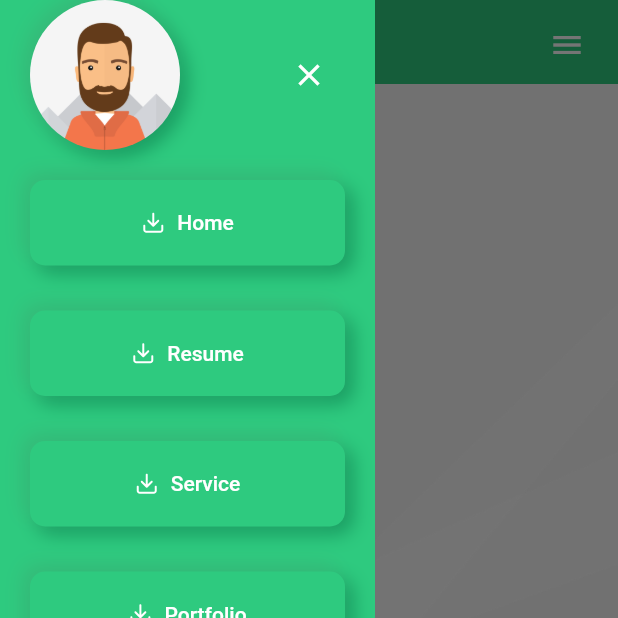
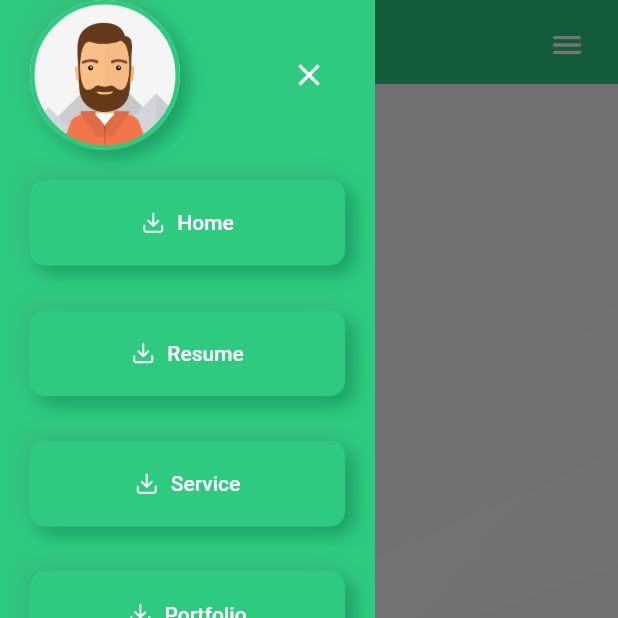
Before and after one commit to AbdullahAlMamun12/SoftwareDeveloperPortfolio, a Flutter app: the screen it shows after launch, with the side drawer open, on a phone screen of 412 x 824 dp, the top half of it. Run offline on Flutter 3.47's test engine with Material 2 defaults, Android fonts, the phone set to English and light mode, and no system bars; our stand-ins replace get, websafe_svg.

Commit message:
Initial Commit

```diff
--- a/lib/screens/components/side_menu.dart
+++ b/lib/screens/components/side_menu.dart
@@ -26,14 +26,19 @@ class SideMenu extends StatelessWidget {
             children: [
               Row(
                 children: [
-                  Container(decoration:const BoxDecoration(
+                  Container(decoration: BoxDecoration(
                     shape:BoxShape.circle,
                     // borderRadius: BorderRadius.circular(100),
-                    image:  DecorationImage(
+                    image: const DecorationImage(
                       image: AssetImage(
                         "assets/images/photo.png",),
                       fit: BoxFit.cover,
                     ),
+                    border: Border.all(
+                    width: 3,
+                    color: cMainColor,
+                    style: BorderStyle.solid,
+                  ),
                   ),
                     height: 100,
                     width: 100,
--- a/lib/screens/main/components/appbar_nav_button.dart
+++ b/lib/screens/main/components/appbar_nav_button.dart
@@ -12,12 +12,13 @@ class NavButton extends StatelessWidget {
     return Padding(
       padding: const EdgeInsets.symmetric(horizontal: 20),
       child: Column(
+        mainAxisSize: MainAxisSize.min,
         children: [
           Text(title,style: TextStyle(color: isActive?Colors.black:Colors.grey),),
           Container(
             height: 2,
             width: 25,
-            margin: const EdgeInsets.all(5),
+            margin: const EdgeInsets.only(top: 5),
             decoration: BoxDecoration(
               color: isActive?cMainColor:Colors.transparent
             ),
--- a/lib/screens/main/components/appbar_web.dart
+++ b/lib/screens/main/components/appbar_web.dart
@@ -23,8 +23,9 @@ class WebAppBar extends StatelessWidget{
           ),
         ],
       ),
-      padding:const EdgeInsets.symmetric(horizontal: 100,vertical: 10),
-      child: Row(children:[
+      padding:const EdgeInsets.symmetric(horizontal: 100),
+      child: Row(
+        children:[
         const Text("Abdullah Al Mamun"),
         const Spacer(),
         Row(
```
